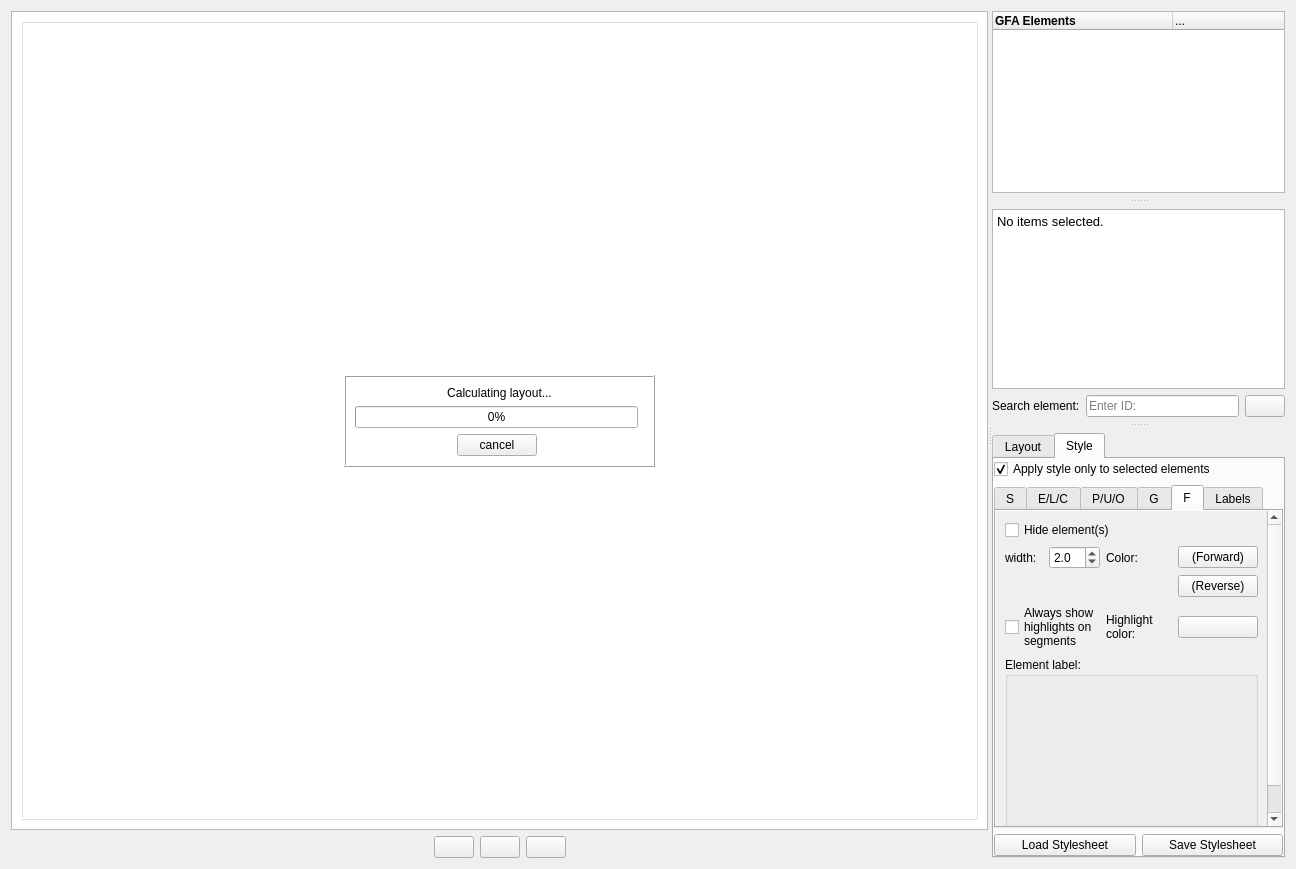
The window that ui/graphwidget.ui (ggonnella/gfaviz) describes before a commit, drawn with Qt 5.
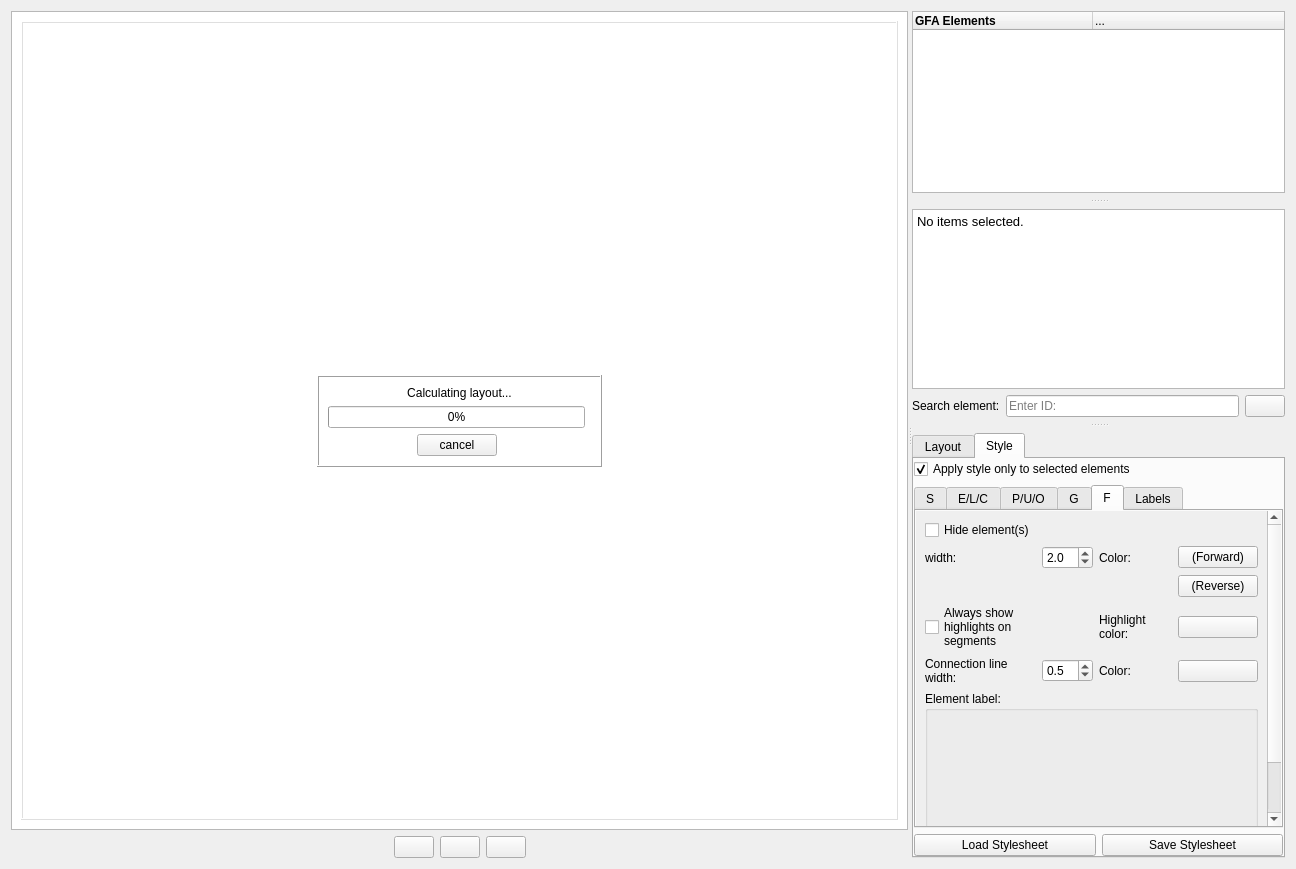
The same window after the commit. The open tabs and pages were chosen to show the change. Icons and pictures are not drawn. Custom widgets are drawn as their Qt base class.

Commit message: Added Fragment-Connectionline options. Made fragment ogdf nodes bigger.

```diff
--- a/ui/graphwidget.ui
+++ b/ui/graphwidget.ui
@@ -1381,9 +1381,9 @@
                    <property name="geometry">
                     <rect>
                      <x>0</x>
-                     <y>0</y>
-                     <width>374</width>
-                     <height>366</height>
+                     <y>-102</y>
+                     <width>382</width>
+                     <height>405</height>
                     </rect>
                    </property>
                    <layout class="QGridLayout" name="gridLayout_17">
@@ -1413,7 +1413,7 @@
                       </property>
                      </widget>
                     </item>
-                    <item row="7" column="0">
+                    <item row="8" column="0">
                      <spacer name="verticalSpacer_6">
                       <property name="orientation">
                        <enum>Qt::Vertical</enum>
@@ -1463,7 +1463,7 @@
                       </property>
                      </widget>
                     </item>
-                    <item row="7" column="0" colspan="4">
+                    <item row="8" column="0" colspan="4">
                      <widget class="QGroupBox" name="groupBox_5">
                       <property name="title">
                        <string>Element label:</string>
@@ -1516,6 +1516,49 @@
                       </property>
                      </widget>
                     </item>
+                    <item row="7" column="0">
+                     <widget class="QLabel" name="label_15">
+                      <property name="text">
+                       <string>Connection line width:</string>
+                      </property>
+                      <property name="wordWrap">
+                       <bool>true</bool>
+                      </property>
+                     </widget>
+                    </item>
+                    <item row="7" column="1">
+                     <widget class="QDoubleSpinBox" name="styleFragmentConnWidth">
+                      <property name="decimals">
+                       <number>1</number>
+                      </property>
+                      <property name="maximum">
+                       <double>5.000000000000000</double>
+                      </property>
+                      <property name="singleStep">
+                       <double>0.100000000000000</double>
+                      </property>
+                      <property name="value">
+                       <double>0.500000000000000</double>
+                      </property>
+                     </widget>
+                    </item>
+                    <item row="7" column="2">
+                     <widget class="QLabel" name="label_16">
+                      <property name="text">
+                       <string>Color:</string>
+                      </property>
+                     </widget>
+                    </item>
+                    <item row="7" column="3">
+                     <widget class="ColorButton" name="styleFragmentConnColor">
+                      <property name="text">
+                       <string/>
+                      </property>
+                      <property name="flat">
+                       <bool>false</bool>
+                      </property>
+                     </widget>
+                    </item>
                    </layout>
                   </widget>
                  </widget>
```
Left out of the diff: 32 changed lines with no effect on the pictures. The commit also changes 3 other files.
